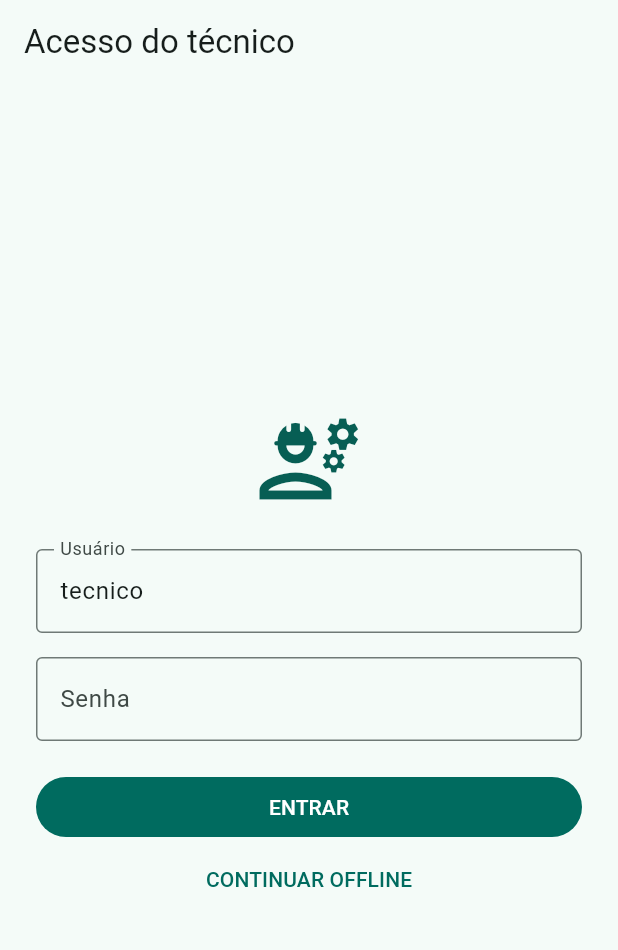
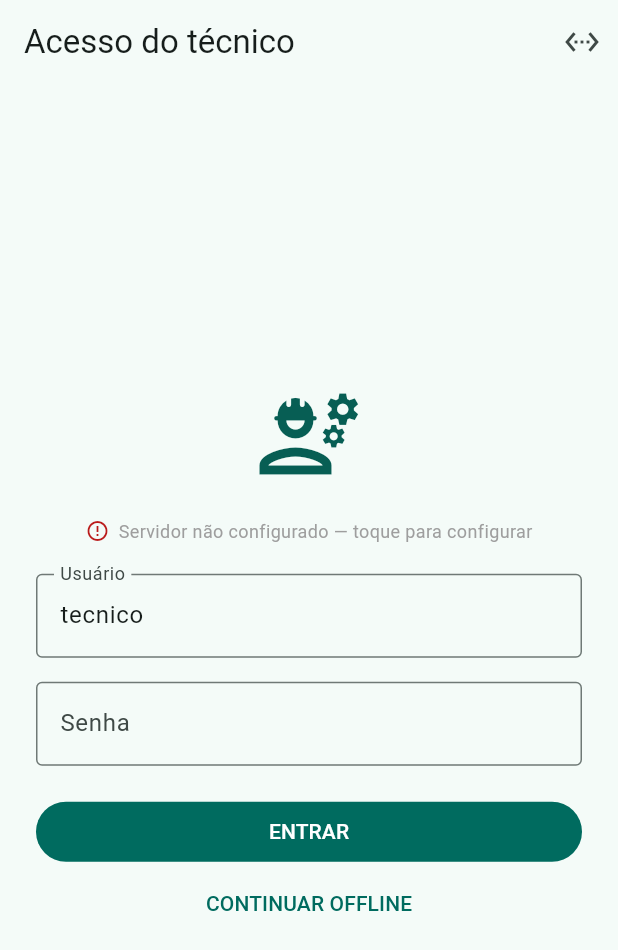
Before and after one commit to gero-netizen/eco-auth, a Flutter app: the screen it shows after launch, on a phone screen of 412 x 824 dp. Shown: the top 950 px of the screen. Run offline on Flutter 3.47's test engine with Material 3 defaults, Android fonts, the phone set to English and light mode, and no system bars; our stand-ins replace camera, dio, drift, flutter_secure_storage, geolocator, signature; missing offline and left inert: mobile_scanner; accounts and stored records are empty; generated files the repository leaves out were written again.

Commit message:
Corrige bug de sincronizacao e torna o endereco do servidor configuravel em tempo de execucao

```diff
--- a/mobile/lib/app/app.dart
+++ b/mobile/lib/app/app.dart
@@ -1,6 +1,7 @@
 import 'package:flutter/material.dart';
 
 import '../core/auth/technician_session.dart';
+import '../core/config/server_config.dart';
 import '../features/auth/presentation/technician_login_page.dart';
 import '../features/work_orders/data/work_order_repository.dart';
 import '../features/work_orders/presentation/work_order_list_page.dart';
@@ -30,6 +31,7 @@ class _IspFieldAppState extends State<IspFieldApp> {
   }
 
   Future<void> _restoreSession() async {
+    await ServerConfig.restore();
     final restored = await TechnicianSession.restore();
     if (!mounted) return;
     setState(() {
--- /dev/null
+++ b/mobile/lib/core/config/server_config.dart
@@ -0,0 +1,36 @@
+import 'package:flutter_secure_storage/flutter_secure_storage.dart';
+
+import 'api_config.dart' as compile_time;
+
+/// Endereço do servidor da Central deste provedor. Antes era fixo em tempo
+/// de compilação (um APK por provedor); agora pode ser configurado pelo
+/// técnico na tela de login e fica salvo no aparelho.
+class ServerConfig {
+  ServerConfig._();
+
+  static const _storage = FlutterSecureStorage();
+  static const _baseUrlKey = 'server_base_url';
+  static String _baseUrl = compile_time.apiBaseUrl;
+
+  static String get baseUrl => _baseUrl;
+
+  static Future<void> restore() async {
+    final stored = await _storage.read(key: _baseUrlKey);
+    if (stored != null && stored.trim().isNotEmpty) {
+      _baseUrl = _normalize(stored);
+    }
+  }
+
+  static Future<void> save(String url) async {
+    final normalized = _normalize(url);
+    _baseUrl = normalized;
+    await _storage.write(key: _baseUrlKey, value: normalized);
+  }
+
+  static String _normalize(String url) {
+    final trimmed = url.trim();
+    return trimmed.endsWith('/')
+        ? trimmed.substring(0, trimmed.length - 1)
+        : trimmed;
+  }
+}
--- a/mobile/lib/features/auth/presentation/technician_login_page.dart
+++ b/mobile/lib/features/auth/presentation/technician_login_page.dart
@@ -1,7 +1,7 @@
 import 'package:dio/dio.dart';
 import 'package:flutter/material.dart';
 
-import '../../../core/config/api_config.dart';
+import '../../../core/config/server_config.dart';
 
 class TechnicianLoginPage extends StatefulWidget {
   const TechnicianLoginPage({
@@ -31,7 +31,7 @@ class _TechnicianLoginPageState extends State<TechnicianLoginPage> {
   }
 
   Future<void> _login() async {
-    if (apiBaseUrl.isEmpty) {
+    if (ServerConfig.baseUrl.isEmpty) {
       setState(() => _error = 'Endereço da central não configurado.');
       return;
     }
@@ -40,7 +40,7 @@ class _TechnicianLoginPageState extends State<TechnicianLoginPage> {
       _error = null;
     });
     try {
-      final response = await Dio(BaseOptions(baseUrl: apiBaseUrl))
+      final response = await Dio(BaseOptions(baseUrl: ServerConfig.baseUrl))
           .post<Map<String, dynamic>>(
         '/api/v1/auth/technician/login',
         data: {'username': _username.text.trim(), 'password': _password.text},
@@ -63,10 +63,58 @@ class _TechnicianLoginPageState extends State<TechnicianLoginPage> {
     }
   }
 
+  Future<void> _configureServer() async {
+    final controller = TextEditingController(text: ServerConfig.baseUrl);
+    final result = await showDialog<String>(
+      context: context,
+      builder: (dialogContext) => AlertDialog(
+        title: const Text('Endereço do servidor'),
+        content: TextField(
+          controller: controller,
+          keyboardType: TextInputType.url,
+          autocorrect: false,
+          decoration: const InputDecoration(
+            labelText: 'Endereço da central do seu provedor',
+            hintText: 'https://central.seuprovedor.com.br',
+            border: OutlineInputBorder(),
+          ),
+        ),
+        actions: [
+          TextButton(
+            onPressed: () => Navigator.of(dialogContext).pop(),
+            child: const Text('CANCELAR'),
+          ),
+          FilledButton(
+            onPressed: () => Navigator.of(dialogContext).pop(controller.text),
+            child: const Text('SALVAR'),
+          ),
+        ],
+      ),
+    );
+    if (result == null) return;
+    final trimmed = result.trim();
+    if (trimmed.isEmpty || !(trimmed.startsWith('http://') || trimmed.startsWith('https://'))) {
+      setState(() => _error = 'Endereço inválido. Use http:// ou https://.');
+      return;
+    }
+    await ServerConfig.save(trimmed);
+    if (!mounted) return;
+    setState(() => _error = null);
+  }
+
   @override
   Widget build(BuildContext context) {
     return Scaffold(
-      appBar: AppBar(title: const Text('Acesso do técnico')),
+      appBar: AppBar(
+        title: const Text('Acesso do técnico'),
+        actions: [
+          IconButton(
+            tooltip: 'Configurar servidor',
+            icon: const Icon(Icons.settings_ethernet),
+            onPressed: _loading ? null : _configureServer,
+          ),
+        ],
+      ),
       body: Center(
         child: SingleChildScrollView(
           padding: const EdgeInsets.all(24),
@@ -77,7 +125,38 @@ class _TechnicianLoginPageState extends State<TechnicianLoginPage> {
               children: [
                 const Icon(Icons.engineering_outlined,
                     size: 72, color: Color(0xFF075E54)),
-                const SizedBox(height: 24),
+                const SizedBox(height: 12),
+                InkWell(
+                  onTap: _loading ? null : _configureServer,
+                  child: Padding(
+                    padding: const EdgeInsets.symmetric(vertical: 8),
+                    child: Row(
+                      mainAxisAlignment: MainAxisAlignment.center,
+                      children: [
+                        Icon(
+                          ServerConfig.baseUrl.isEmpty
+                              ? Icons.error_outline
+                              : Icons.dns_outlined,
+                          size: 16,
+                          color: ServerConfig.baseUrl.isEmpty
+                              ? Theme.of(context).colorScheme.error
+                              : Colors.grey,
+                        ),
+                        const SizedBox(width: 6),
+                        Flexible(
+                          child: Text(
+                            ServerConfig.baseUrl.isEmpty
+                                ? 'Servidor não configurado — toque para configurar'
+                                : ServerConfig.baseUrl,
+                            style: const TextStyle(fontSize: 12, color: Colors.grey),
+                            overflow: TextOverflow.ellipsis,
+                          ),
+                        ),
+                      ],
+                    ),
+                  ),
+                ),
+                const SizedBox(height: 12),
                 TextField(
                   controller: _username,
                   decoration: const InputDecoration(
--- a/mobile/lib/features/inventory/presentation/inventory_page.dart
+++ b/mobile/lib/features/inventory/presentation/inventory_page.dart
@@ -1,6 +1,6 @@
 import 'package:flutter/material.dart';
 
-import '../../../core/config/api_config.dart';
+import '../../../core/config/server_config.dart';
 import '../domain/inventory_item.dart';
 
 class InventoryPage extends StatefulWidget {
@@ -35,7 +35,7 @@ class _InventoryPageState extends State<InventoryPage> {
   Future<void> _load() async {
     final cached = await widget.loadCached();
     if (mounted) setState(() => _items = cached);
-    if (apiBaseUrl.isNotEmpty) await _synchronize();
+    if (ServerConfig.baseUrl.isNotEmpty) await _synchronize();
   }
 
   Future<void> _synchronize() async {
@@ -92,7 +92,7 @@ class _InventoryPageState extends State<InventoryPage> {
       await widget.consume(item.id, quantity);
       final cached = await widget.loadCached();
       if (mounted) setState(() => _items = cached);
-      if (apiBaseUrl.isNotEmpty) await _synchronize();
+      if (ServerConfig.baseUrl.isNotEmpty) await _synchronize();
     } catch (error) {
       if (!mounted) return;
       ScaffoldMessenger.of(context).showSnackBar(
--- a/mobile/lib/features/work_orders/data/work_order_repository.dart
+++ b/mobile/lib/features/work_orders/data/work_order_repository.dart
@@ -212,8 +212,10 @@ class WorkOrderRepository implements WorkOrderRepositoryContract {
         await _remote.uploadEvidence(evidence);
         await _local.setEvidenceState(evidence.id, 'uploaded');
       } catch (_) {
+        // Falha em um anexo não pode travar o restante da fila nem a
+        // sincronização geral (ordens de serviço, estoque). O item volta
+        // para 'pending' e é reenviado automaticamente na próxima sync.
         await _local.setEvidenceState(evidence.id, 'pending');
-        rethrow;
       }
     }
     for (final scan in await _local.pendingEquipmentScans()) {
@@ -223,7 +225,6 @@ class WorkOrderRepository implements WorkOrderRepositoryContract {
         await _local.setEquipmentScanState(scan.id, 'uploaded');
       } catch (_) {
         await _local.setEquipmentScanState(scan.id, 'pending');
-        rethrow;
       }
     }
   }
--- a/mobile/lib/features/work_orders/presentation/work_order_list_page.dart
+++ b/mobile/lib/features/work_orders/presentation/work_order_list_page.dart
@@ -1,7 +1,7 @@
 import 'package:flutter/material.dart';
 import 'package:dio/dio.dart';
 
-import '../../../core/config/api_config.dart';
+import '../../../core/config/server_config.dart';
 import '../../../core/auth/technician_session.dart';
 import '../../../core/database/work_order_database.dart';
 import '../../../core/navigation/route_launcher.dart';
@@ -150,7 +150,7 @@ class _WorkOrderListPageState extends State<WorkOrderListPage> {
       if (mounted) setState(() => _error = error.toString());
     }
 
-    if (apiBaseUrl.isNotEmpty) await _synchronize();
+    if (ServerConfig.baseUrl.isNotEmpty) await _synchronize();
   }
 
   Future<void> _synchronize() async {
@@ -332,7 +332,7 @@ class _WorkOrderListPageState extends State<WorkOrderListPage> {
       if (mounted) setState(() => _orders = cached);
     }
     await _refreshPendingCount();
-    if (changed == true && apiBaseUrl.isNotEmpty) await _synchronize();
+    if (changed == true && ServerConfig.baseUrl.isNotEmpty) await _synchronize();
   }
 
   Future<void> _startRoute() async {
```
Also changed, not shown: mobile/lib/features/work_orders/data/work_order_remote_data_source.dart (+6 -6 lines).
